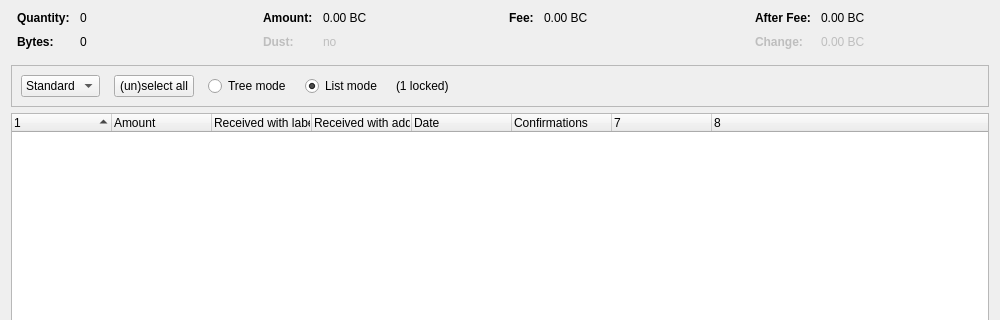
Above: src/qt/forms/coincontroldialog.ui from Bitcoin-Confidential/BitcoinC-Core before the change; both pictures show x 0 to 1000 and y 0 to 320 of the 1000 by 557 pixel window. Below: the same form after it.
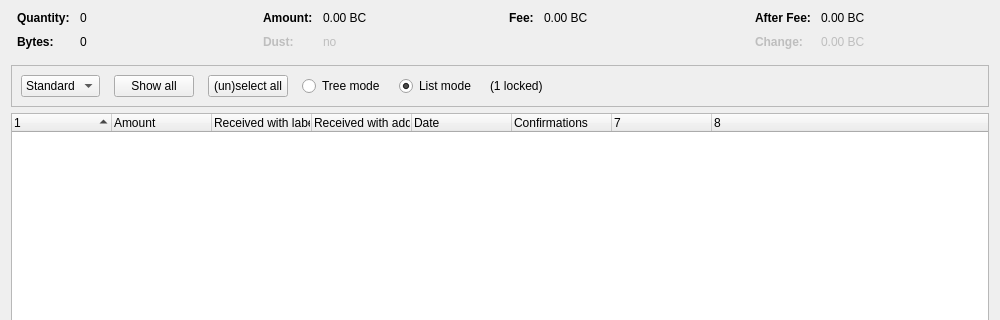
That is the form after the change. Custom widgets are drawn as their Qt base class.

Commit message: qt: Added show/hide button in CoinControl UI

Patch:
```diff
--- a/src/qt/forms/coincontroldialog.ui
+++ b/src/qt/forms/coincontroldialog.ui
@@ -319,7 +319,7 @@
      </property>
      <layout class="QHBoxLayout" name="horizontalLayout">
       <item>
-       <layout class="QHBoxLayout" name="horizontalLayoutPanel" stretch="0,0,0,0,0,0">
+       <layout class="QHBoxLayout" name="horizontalLayoutPanel" stretch="0,0,0,0,0,0,0">
         <property name="spacing">
          <number>14</number>
         </property>
@@ -343,6 +343,19 @@
           </item>
          </widget>
         </item>
+        <item>
+         <widget class="QPushButton" name="btnShowAll">
+          <property name="sizePolicy">
+           <sizepolicy hsizetype="Minimum" vsizetype="Preferred">
+            <horstretch>0</horstretch>
+            <verstretch>0</verstretch>
+           </sizepolicy>
+          </property>
+          <property name="text">
+           <string>Show all</string>
+          </property>
+         </widget>
+        </item>
         <item>
          <widget class="QPushButton" name="pushButtonSelectAll">
           <property name="sizePolicy">
```
